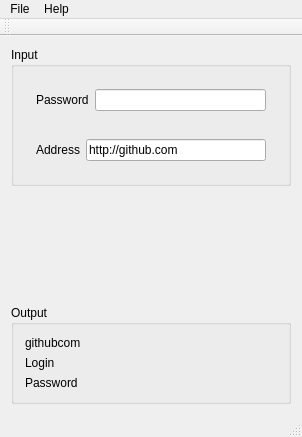
Qt form mainwindow.ui (vtyulb/RuPass) before a commit.
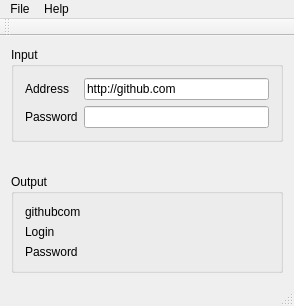
The same form after that commit.

Commit message: https protocol

```diff
--- a/mainwindow.ui
+++ b/mainwindow.ui
@@ -6,8 +6,8 @@
    <rect>
     <x>0</x>
     <y>0</y>
-    <width>302</width>
-    <height>437</height>
+    <width>294</width>
+    <height>306</height>
    </rect>
   </property>
   <property name="windowTitle">
@@ -20,41 +20,29 @@
       <property name="title">
        <string>Input</string>
       </property>
-      <layout class="QVBoxLayout" name="verticalLayout_2">
-       <item>
-        <widget class="QWidget" name="widget" native="true">
-         <layout class="QHBoxLayout" name="horizontalLayout">
-          <item>
-           <widget class="QLabel" name="label">
-            <property name="text">
-             <string>Password</string>
-            </property>
-           </widget>
-          </item>
-          <item>
-           <widget class="QLineEdit" name="password"/>
-          </item>
-         </layout>
-        </widget>
-       </item>
-       <item>
-        <widget class="QWidget" name="widget_2" native="true">
-         <layout class="QHBoxLayout" name="horizontalLayout_2">
-          <item>
+      <layout class="QFormLayout" name="formLayout">
+       <item row="2" column="0">
            <widget class="QLabel" name="label_2">
             <property name="text">
              <string>Address</string>
             </property>
            </widget>
           </item>
-          <item>
+       <item row="3" column="1">
+        <widget class="QLineEdit" name="password"/>
+       </item>
+       <item row="2" column="1">
            <widget class="QLineEdit" name="address">
             <property name="text">
              <string>http://github.com</string>
             </property>
            </widget>
           </item>
-         </layout>
+       <item row="3" column="0">
+        <widget class="QLabel" name="label">
+         <property name="text">
+          <string>Password</string>
+         </property>
         </widget>
        </item>
       </layout>
@@ -117,7 +105,7 @@
     <rect>
      <x>0</x>
      <y>0</y>
-     <width>302</width>
+     <width>294</width>
      <height>19</height>
     </rect>
    </property>
```
Lines whose indentation alone changed are shown as unchanged. The commit also changes 1 other file.
